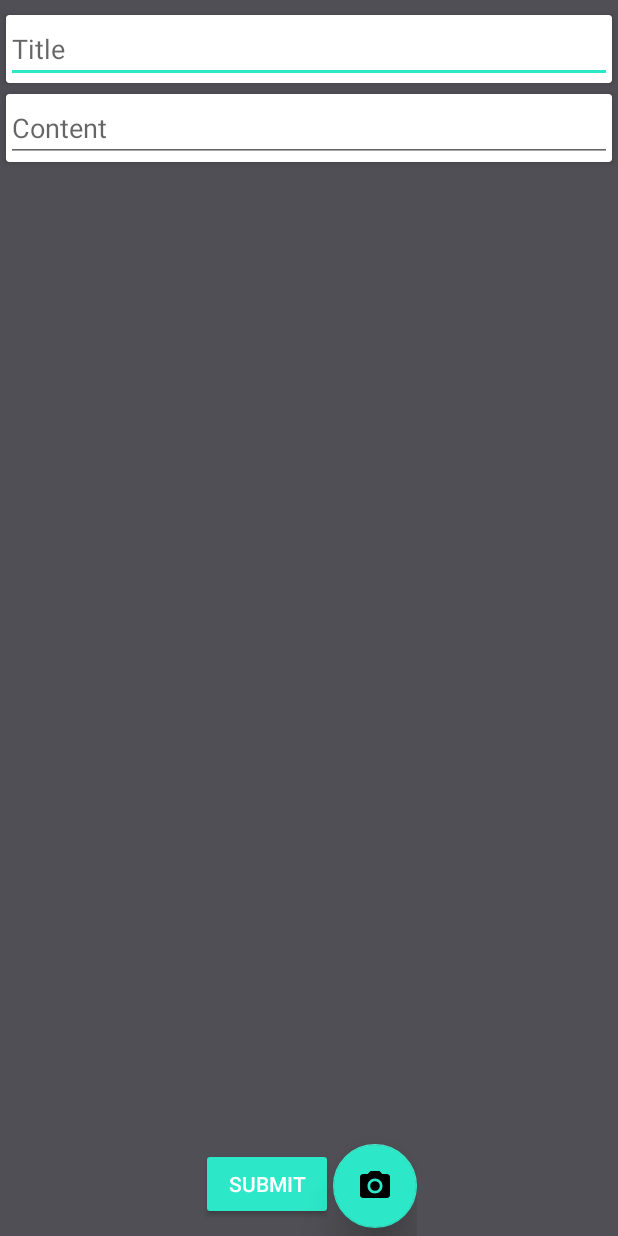
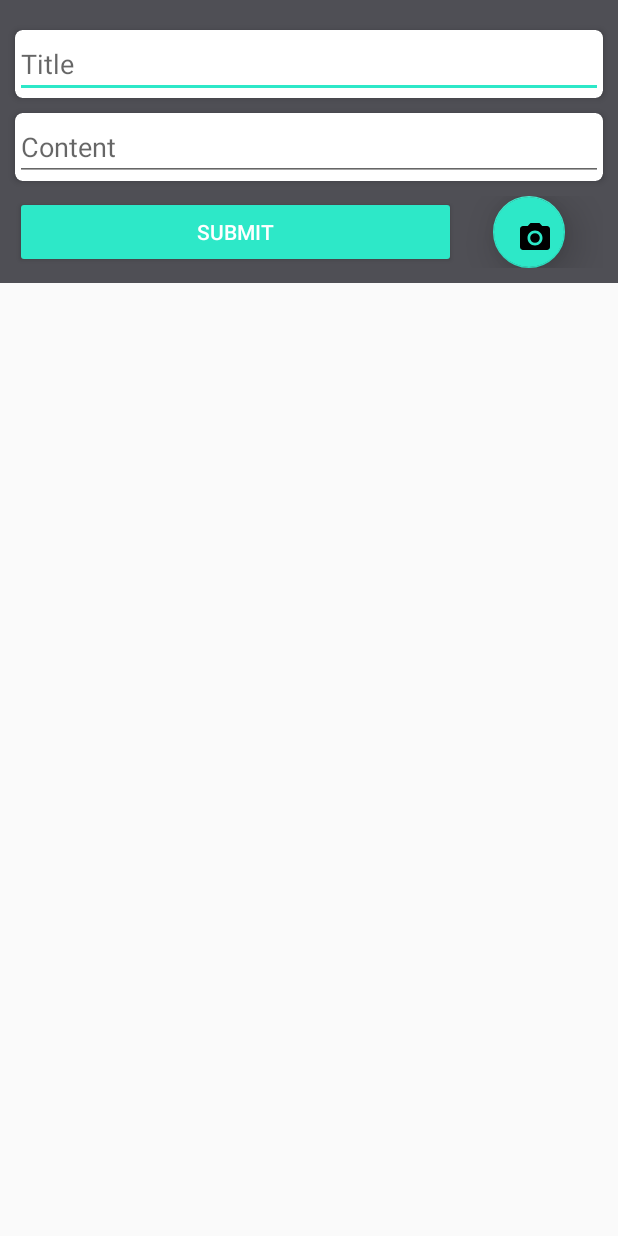
Before and after one commit to peciato/SocialMap, an Android app: the layout activity_set_marker.xml on its own in the app's theme, with its tools: preview values and no code run, on a phone screen of 412 x 824 dp. Run offline under Robolectric (Android 15) with nearby library versions, the phone set to English and light mode, and no system bars.

Commit message:
Merge remote-tracking branch 'origin/master'
Conflicts:
	app/src/main/java/pecia/socialmap/Main3Activity.java

```diff
--- a/app/src/main/java/pecia/socialmap/MyMapFragment.java
+++ b/app/src/main/java/pecia/socialmap/MyMapFragment.java
@@ -183,7 +183,7 @@ public class MyMapFragment extends MapFragment implements OnMapReadyCallback, Go
                 DatabaseReference ref = FirebaseDatabase.getInstance().getReference("path/to/geofire");
                 GeoFire geoFire = new GeoFire(ref);
 
-                GeoQuery geoQuery = geoFire.queryAtLocation(new GeoLocation(latLng.latitude,latLng.longitude),  0.6);
+                GeoQuery geoQuery = geoFire.queryAtLocation(new GeoLocation(latLng.latitude,latLng.longitude),  1.5);
                 geoQuery.addGeoQueryEventListener(new GeoQueryEventListener() {
                     @Override
                     public void onKeyEntered(final String key, GeoLocation location) {
--- a/app/src/main/res/layout/activity_set_marker.xml
+++ b/app/src/main/res/layout/activity_set_marker.xml
@@ -1,15 +1,31 @@
 <?xml version="1.0" encoding="utf-8"?>
 
+<ScrollView xmlns:android="http://schemas.android.com/apk/res/android"
+    xmlns:app="http://schemas.android.com/apk/res-auto"
+    android:layout_width="match_parent"
+    android:layout_height="wrap_content"
+    android:alpha="1"
+    android:background="#4f4f55"
+    android:fillViewport="false"
+    android:fitsSystemWindows="false">
 
     <LinearLayout xmlns:android="http://schemas.android.com/apk/res/android"
-    xmlns:app="http://schemas.android.com/apk/res-auto"
-    xmlns:tools="http://schemas.android.com/tools"
+
+        android:id="@+id/princ"
         android:layout_width="match_parent"
         android:layout_height="match_parent"
-    android:orientation="vertical"
         android:background="#4f4f55"
-    tools:layout_editor_absoluteX="8dp"
-    tools:layout_editor_absoluteY="8dp">
+        android:orientation="vertical">
+
+        <android.support.v7.widget.CardView xmlns:card_view="http://schemas.android.com/apk/res-auto"
+            android:id="@+id/card_view0"
+            android:layout_width="wrap_content"
+            android:layout_height="wrap_content"
+            android:layout_gravity="center"
+            android:layout_margin="10dp"
+            android:visibility="visible"
+            card_view:cardCornerRadius="2dp"
+            card_view:cardElevation="3dp">
 
             <ImageView
                 android:id="@+id/photo"
@@ -18,19 +34,19 @@
                 android:layout_alignTop="@+id/pict"
                 android:layout_centerHorizontal="true"
                 android:layout_gravity="center"
-        android:layout_marginBottom="15dp"
-        android:layout_marginTop="10dp"
+                android:layout_margin="10dp"
                 android:visibility="gone" />
+
+        </android.support.v7.widget.CardView>
 
         <android.support.v7.widget.CardView xmlns:card_view="http://schemas.android.com/apk/res-auto"
             android:id="@+id/card_view1"
             android:layout_width="match_parent"
             android:layout_height="wrap_content"
             android:layout_gravity="center"
-        android:layout_marginLeft="4dp"
-        android:layout_marginRight="4dp"
-        android:layout_marginTop="10dp"
-        card_view:cardCornerRadius="2dp"
+            android:layout_marginLeft="10dp"
+            android:layout_marginRight="10dp"
+            card_view:cardCornerRadius="5dp"
             card_view:cardElevation="3dp">
 
             <EditText
@@ -49,10 +65,10 @@
             android:layout_width="match_parent"
             android:layout_height="wrap_content"
             android:layout_gravity="center"
-        android:layout_marginLeft="4dp"
-        android:layout_marginRight="4dp"
-        android:layout_marginTop="7dp"
-        card_view:cardCornerRadius="2dp"
+            android:layout_marginLeft="10dp"
+            android:layout_marginRight="10dp"
+            android:layout_marginTop="10dp"
+            card_view:cardCornerRadius="5dp"
             card_view:cardElevation="3dp">
 
             <EditText
@@ -65,42 +81,52 @@
 
         </android.support.v7.widget.CardView>
 
+
+        <LinearLayout
+            android:layout_width="match_parent"
+            android:layout_height="match_parent"
+            android:layout_marginBottom="10dp"
+            android:layout_marginLeft="10dp"
+            android:layout_marginRight="10dp"
+            android:layout_marginTop="10dp"
+            android:orientation="horizontal"
+            android:weightSum="4">
+
             <LinearLayout
                 android:layout_width="match_parent"
                 android:layout_height="wrap_content"
                 android:layout_weight="1"
                 android:orientation="vertical">
 
-        <LinearLayout
-            android:layout_width="wrap_content"
-            android:layout_height="wrap_content"
-            android:layout_gravity="center"
-            android:layout_weight="1"
-            android:orientation="horizontal">
-
-
                 <Button
                     android:id="@+id/button7"
                     style="@android:style/Widget.Material.Button.Colored"
-                android:layout_width="wrap_content"
+                    android:layout_width="match_parent"
                     android:layout_height="wrap_content"
-                android:layout_gravity="bottom"
-                android:layout_marginBottom="5dp"
                     android:onClick="submit"
                     android:text="Submit" />
+            </LinearLayout>
+
+            <LinearLayout
+                android:layout_width="match_parent"
+                android:layout_height="match_parent"
+                android:layout_weight="3"
+                android:orientation="vertical">
 
                 <android.support.design.widget.FloatingActionButton
                     android:id="@+id/pict"
-                android:layout_width="wrap_content"
-                android:layout_height="wrap_content"
+                    android:layout_width="match_parent"
+                    android:layout_height="match_parent"
 
-                android:layout_gravity="bottom"
-                android:layout_marginBottom="5dp"
+                    android:layout_gravity="center"
                     app:backgroundTint="#2de8c8"
                     app:elevation="18dp"
                     app:srcCompat="@drawable/ic_menu_camera" />
+
             </LinearLayout>
         </LinearLayout>
 
 
+
     </LinearLayout>
+</ScrollView>
--- a/app/src/main/res/layout/type_message_area.xml
+++ b/app/src/main/res/layout/type_message_area.xml
@@ -2,8 +2,8 @@
 <LinearLayout xmlns:android="http://schemas.android.com/apk/res/android"
     android:layout_width="match_parent"
     android:layout_height="match_parent"
-    android:background="@color/colorPrimaryDark"
     android:gravity="bottom"
+    android:background="#ffffff"
     android:orientation="horizontal">
 
     <EditText
@@ -12,8 +12,7 @@
         android:layout_height="wrap_content"
         android:layout_weight="1"
         android:hint="Write a comment"
-        android:textColor="#CFD8DC"
-        android:textColorHint="#2de8c8" />
+        android:textColor="#CFD8DC"/>
 
     <ImageView
         android:layout_width="match_parent"
--- a/app/src/main/res/values/styles.xml
+++ b/app/src/main/res/values/styles.xml
@@ -8,7 +8,7 @@
         <item name="colorAccent">@color/colorAccent</item>
     </style>
 
-    <style name="AppTheme.no" parent="Theme.AppCompat.Light.NoActionBar">
+    <style name="AppTheme.no" parent="Theme.AppCompat.Light.Dialog.Alert">
         <!-- Customize your theme here. -->
         <item name="colorPrimary">@color/colorPrimary</item>
         <item name="colorPrimaryDark">@color/colorPrimaryDark</item>
```
Also changed, not shown: app/src/main/AndroidManifest.xml (+9 -2 lines), app/src/main/java/pecia/socialmap/Chat.java (+49 -3 lines), app/src/main/java/pecia/socialmap/SetMarker.java (+28 -1 lines), app/src/main/res/layout/activity_chat.xml (+24 -12 lines), app/src/main/res/layout/commment.xml (added, +41 -0 lines). Lines whose indentation alone changed are shown as unchanged.
